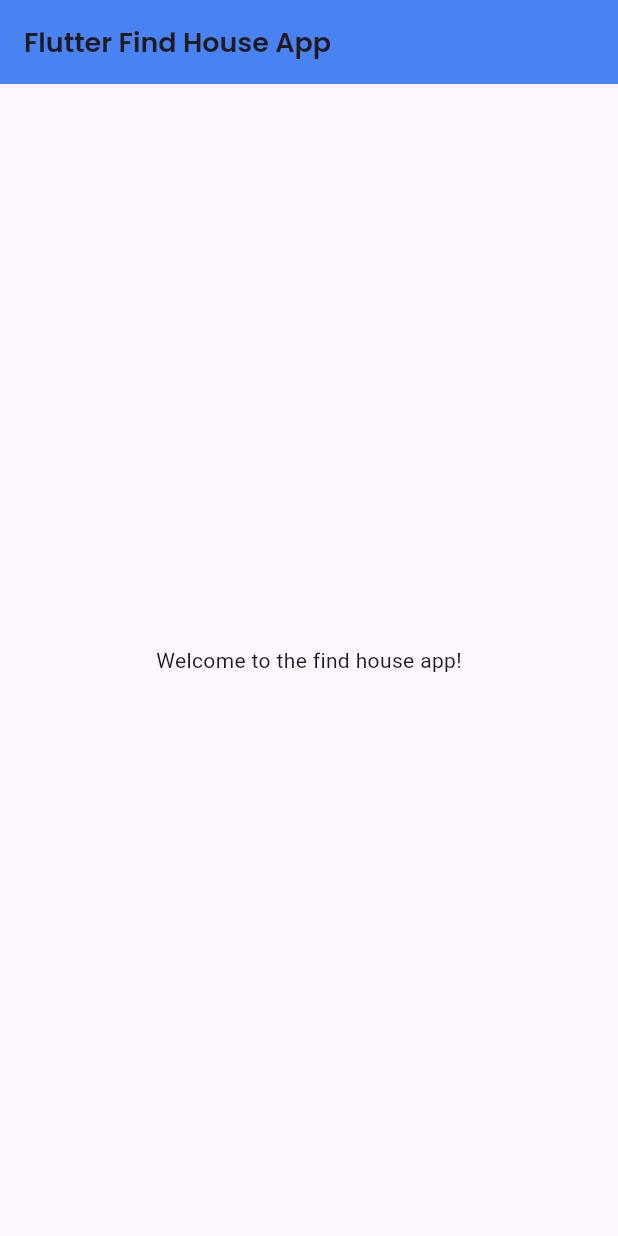
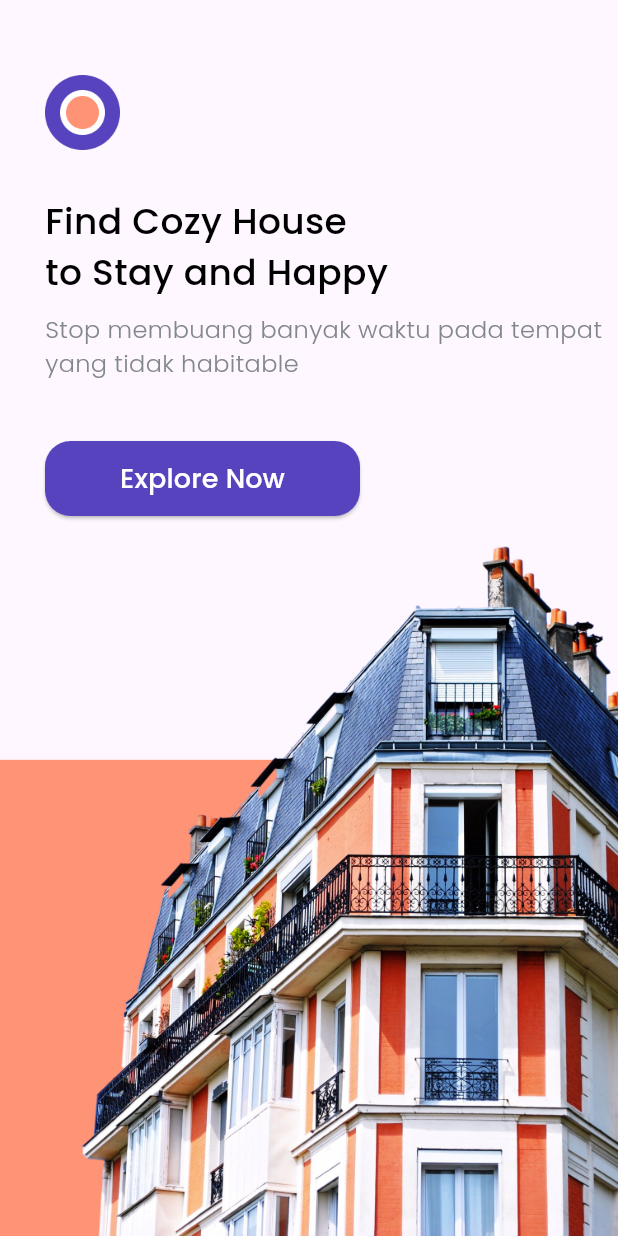
Before and after one commit to rafi-zimraan/flutter_find_house_app, a Flutter app: the screen it shows after launch, on a phone screen of 412 x 824 dp. Run offline on Flutter 3.47's test engine with Material 3 defaults, Android fonts, the light colour scheme and no system bars; our stand-ins replace google_fonts.

Commit message:
feat: add fitur splashScreen & homeSCreen

```diff
--- a/lib/main.dart
+++ b/lib/main.dart
@@ -1,4 +1,5 @@
 import 'package:flutter/material.dart';
+import 'package:flutter_find_house_app/pages/SplashScreen.dart';
 import 'package:google_fonts/google_fonts.dart';
 
 void main() {
@@ -11,23 +12,6 @@ class MyApp extends StatelessWidget {
   // This widget is the root of your application.
   @override
   Widget build(BuildContext context) {
-    return MaterialApp(
-      title: 'Flutter Demo',
-      debugShowCheckedModeBanner: false,
-      home: Scaffold(
-        appBar: AppBar(
-          title: Text(
-            'Flutter Find House App',
-            style: GoogleFonts.poppins(
-              fontWeight: FontWeight.w600,
-              fontSize: 18,
-            ),
-          ),
-          backgroundColor: Colors.blueAccent,
-          elevation: 10,
-        ),
-        body: Center(child: Text("Welcome to the find house app!")),
-      ),
-    );
+    return MaterialApp(debugShowCheckedModeBanner: false, home: SplashScreen());
   }
 }
--- /dev/null
+++ b/lib/pages/SplashScreen.dart
@@ -0,0 +1,72 @@
+import 'package:flutter/material.dart';
+import 'package:flutter_find_house_app/pages/HomeScreen.dart';
+import 'package:flutter_find_house_app/theme.dart';
+
+class SplashScreen extends StatelessWidget {
+  @override
+  Widget build(BuildContext content) {
+    return Scaffold(
+      body: SafeArea(
+        bottom: false,
+        child: Stack(
+          children: [
+            Align(
+              alignment: Alignment.bottomCenter,
+              child: Image.asset('assets/splash_image.png'),
+            ),
+            Padding(
+              padding: const EdgeInsets.only(top: 50, left: 30),
+              child: Column(
+                crossAxisAlignment: CrossAxisAlignment.start,
+                children: [
+                  Container(
+                    height: 50,
+                    width: 50,
+                    decoration: BoxDecoration(
+                      image: DecorationImage(
+                        image: AssetImage('assets/logo.png'),
+                      ),
+                    ),
+                  ),
+                  SizedBox(height: 30),
+                  Text(
+                    'Find Cozy House\nto Stay and Happy',
+                    style: blackTextStyle.copyWith(fontSize: 24),
+                  ),
+                  SizedBox(height: 10),
+                  Text(
+                    'Stop membuang banyak waktu pada tempat yang tidak habitable',
+                    style: greyTextStyle.copyWith(fontSize: 16),
+                  ),
+                  SizedBox(height: 40),
+                  Container(
+                    height: 50,
+                    width: 210,
+                    child: ElevatedButton(
+                      style: ElevatedButton.styleFrom(
+                        backgroundColor: purpleColor,
+                        shape: RoundedRectangleBorder(
+                          borderRadius: BorderRadiusGeometry.circular(17),
+                        ),
+                      ),
+                      onPressed: () {
+                        Navigator.push(
+                          content,
+                          MaterialPageRoute(builder: (content) => Homescreen()),
+                        );
+                      },
+                      child: Text(
+                        'Explore Now',
+                        style: whiteTextStyle.copyWith(fontSize: 18),
+                      ),
+                    ),
+                  ),
+                ],
+              ),
+            ),
+          ],
+        ),
+      ),
+    );
+  }
+}
--- a/lib/theme.dart
+++ b/lib/theme.dart
@@ -1,7 +1,35 @@
 import 'package:flutter/material.dart';
+import 'package:google_fonts/google_fonts.dart';
 
+const purpleColor = Color(0xff5843BE);
+const orangeColor = Color(0xffFF9376);
 const blackColor = Color(0xff000000);
 const whiteColor = Color(0xffffffff);
 const greyColor = Color(0xff82868E);
-const orangeColor = Color(0xffFF9376);
-const purpleColor = Color(0xff5843BE);
+
+double edge = 24;
+
+TextStyle blackTextStyle = GoogleFonts.poppins(
+  fontWeight: FontWeight.w500,
+  color: blackColor,
+);
+
+TextStyle whiteTextStyle = GoogleFonts.poppins(
+  fontWeight: FontWeight.w500,
+  color: whiteColor,
+);
+
+TextStyle greyTextStyle = GoogleFonts.poppins(
+  fontWeight: FontWeight.w300,
+  color: greyColor,
+);
+
+TextStyle purpleTextStyle = GoogleFonts.poppins(
+  fontWeight: FontWeight.w500,
+  color: purpleColor,
+);
+
+TextStyle regulerTextStyle = GoogleFonts.poppins(
+  fontWeight: FontWeight.w400,
+  color: blackColor,
+);
```
Also changed, not shown: lib/pages/HomeScreen.dart (added, +37 -0 lines), 3 other files.
